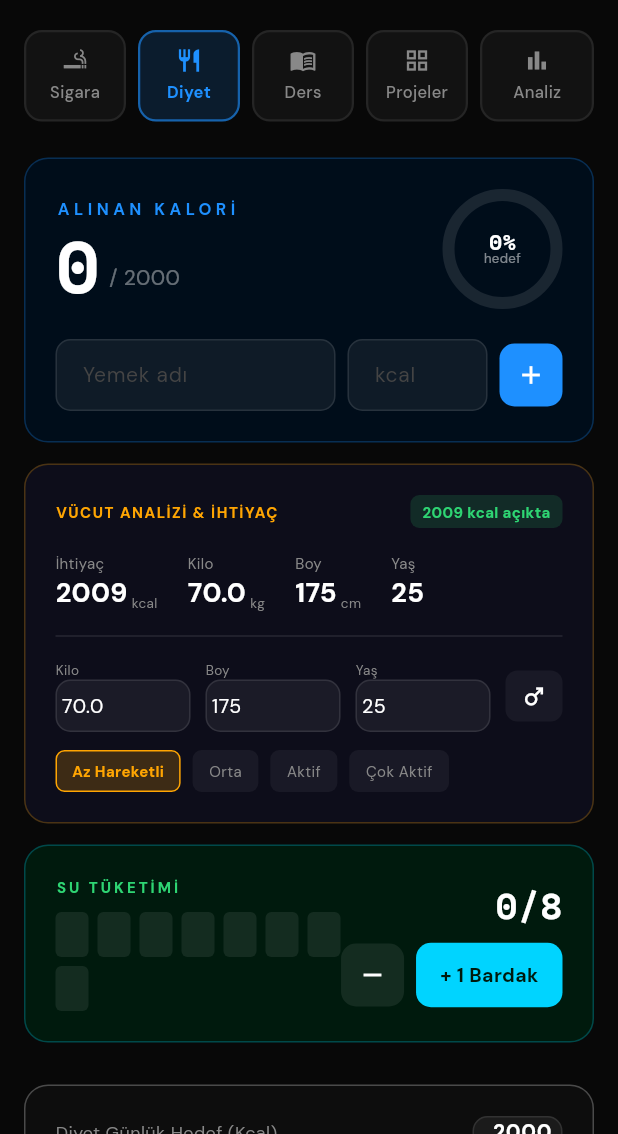
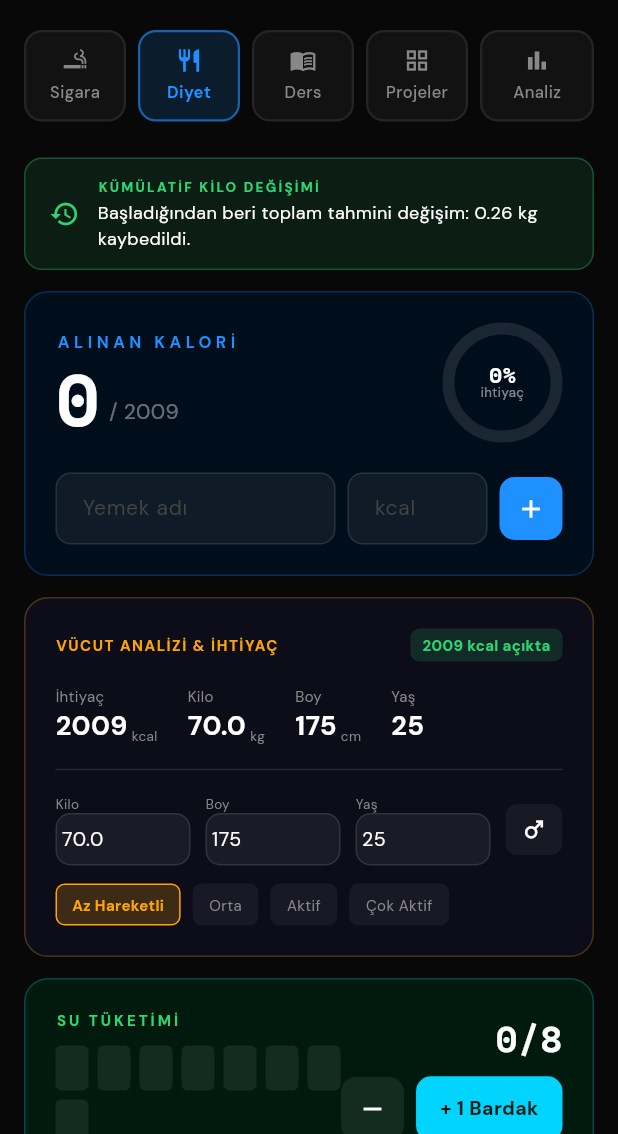
Before and after one commit to auzungol/basarabilirim, a Flutter app: the screen it shows after launch, after a tap on "Diyet", on a phone screen of 412 x 824 dp, the part 102-1236 px from its top. Run offline on Flutter 3.47's test engine with Material 3 defaults, Android fonts, the phone set to English and light mode, and no system bars; our stand-ins replace google_fonts, shared_preferences.

Commit message:
tahmini verilen kilo fonksiyonu ekledim babuş

```diff
--- a/lib/providers/app_provider.dart
+++ b/lib/providers/app_provider.dart
@@ -67,12 +67,12 @@ class AppProvider extends ChangeNotifier {
       });
       smoke.dailySmoked = 0;
 
-      // Diet Archive
+      // Diet Archive (Maintenance eklendi)
       diet.history.add({
         'date': lastSavedDate,
         'calories': diet.calories,
         'goal': diet.goal,
-        'maintenance': diet.maintenance,
+        'maintenance': diet.maintenance, // Kümülatif hesap için kritik
         'water': diet.water,
         'meals': diet.meals.map((m) => m.toJson()).toList(),
       });
--- a/lib/screens/diet_screen.dart
+++ b/lib/screens/diet_screen.dart
@@ -40,7 +40,21 @@ class _DietScreenState extends State<DietScreen> {
         final diet = p.diet;
         final maintenance = diet.maintenance;
         final deficit = diet.deficit;
-        final pct = diet.calories / diet.goal;
+
+        // Kümülatif hesaplama: Geçmiş veriler + Bugün
+        double totalDeficit = 0;
+        for (var entry in diet.history) {
+          final hMaint = (entry['maintenance'] as num?)?.toDouble() ?? 0.0;
+          final hCal = (entry['calories'] as num?)?.toDouble() ?? 0.0;
+          totalDeficit += (hMaint - hCal);
+        }
+        totalDeficit += deficit; // Bugünkü anlık farkı ekle
+
+        // 7700 kcal = 1 kg kuralına göre kümülatif değişim
+        final totalWeightChange = totalDeficit / 7700;
+        final isLosing = totalWeightChange >= 0;
+
+        final pct = maintenance > 0 ? diet.calories / maintenance : 0.0;
 
         final color = pct > 1.0
             ? AppColors.smoke
@@ -52,6 +66,51 @@ class _DietScreenState extends State<DietScreen> {
           padding: const EdgeInsets.all(16),
           child: Column(
             children: [
+              // KÜMÜLATİF DEĞİŞİM WIDGETI
+              Container(
+                width: double.infinity,
+                margin: const EdgeInsets.only(bottom: 14),
+                padding: const EdgeInsets.symmetric(horizontal: 16, vertical: 12),
+                decoration: BoxDecoration(
+                  color: (isLosing ? AppColors.success : AppColors.smoke).withOpacity(0.1),
+                  borderRadius: BorderRadius.circular(12),
+                  border: Border.all(
+                    color: (isLosing ? AppColors.success : AppColors.smoke).withOpacity(0.3),
+                  ),
+                ),
+                child: Row(
+                  children: [
+                    Icon(
+                      isLosing ? Icons.history : Icons.trending_up,
+                      color: isLosing ? AppColors.success : AppColors.smoke,
+                      size: 20,
+                    ),
+                    const SizedBox(width: 12),
+                    Expanded(
+                      child: Column(
+                        crossAxisAlignment: CrossAxisAlignment.start,
+                        children: [
+                          Text(
+                            'KÜMÜLATİF KİLO DEĞİŞİMİ',
+                            style: TextStyle(
+                              fontSize: 9,
+                              fontWeight: FontWeight.w800,
+                              color: isLosing ? AppColors.success : AppColors.smoke,
+                              letterSpacing: 1.5,
+                            ),
+                          ),
+                          const SizedBox(height: 2),
+                          Text(
+                            'Başladığından beri toplam tahmini değişim: ${totalWeightChange.abs().toStringAsFixed(2)} kg ${isLosing ? 'kaybedildi' : 'alındı'}.',
+                            style: const TextStyle(fontSize: 12, color: Colors.white),
+                          ),
+                        ],
+                      ),
+                    ),
+                  ],
+                ),
+              ),
+
               // Ana Kalori Kartı
               AppCard(
                 borderColor: AppColors.diet,
@@ -86,7 +145,7 @@ class _DietScreenState extends State<DietScreen> {
                                   Padding(
                                     padding: const EdgeInsets.only(bottom: 6, left: 6),
                                     child: Text(
-                                      '/ ${diet.goal}',
+                                      '/ $maintenance',
                                       style: TextStyle(
                                           fontSize: 14,
                                           color: Colors.white.withOpacity(0.4)),
@@ -101,7 +160,7 @@ class _DietScreenState extends State<DietScreen> {
                           value: pct,
                           color: color,
                           label: '${(pct * 100).round()}%',
-                          sublabel: 'hedef',
+                          sublabel: 'ihtiyaç',
                           size: 80,
                         ),
                       ],
@@ -323,28 +382,6 @@ class _DietScreenState extends State<DietScreen> {
                     ],
                   ),
                 ),
-
-              const SizedBox(height: 14),
-              // Diyet Hedef Ayarı
-              AppCard(
-                borderColor: Colors.white.withOpacity(0.2),
-                child: Row(
-                  children: [
-                    const Expanded(child: Text('Diyet Günlük Hedef (Kcal)', style: TextStyle(color: AppColors.textSecondary, fontSize: 12))),
-                    SizedBox(
-                      width: 60,
-                      child: TextField(
-                        keyboardType: TextInputType.number,
-                        textAlign: TextAlign.end,
-                        style: const TextStyle(color: Colors.white, fontSize: 14, fontWeight: FontWeight.bold),
-                        controller: TextEditingController(text: diet.goal.toString()),
-                        onChanged: (v) => p.updateDietInfo(goal: int.tryParse(v)),
-                        decoration: const InputDecoration(isDense: true, contentPadding: EdgeInsets.zero),
-                      ),
-                    ),
-                  ],
-                ),
-              ),
             ],
           ),
         );
```
